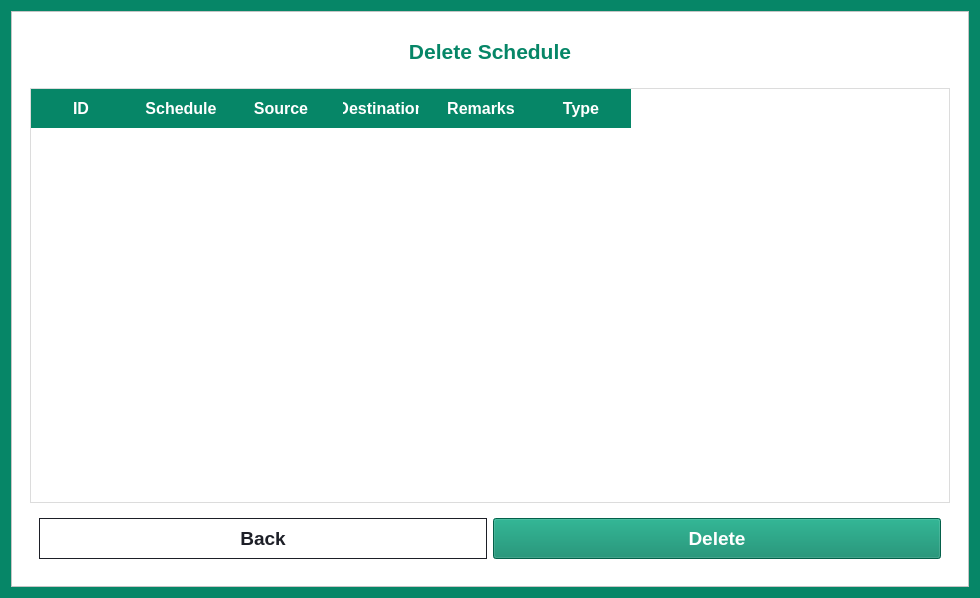
This is src/gui/dialog/delete_schedule_dialog.ui in HPE-Backup-and-Recovery-System/ResilioZ as Qt 5 draws it before an edit. The edited form follows.
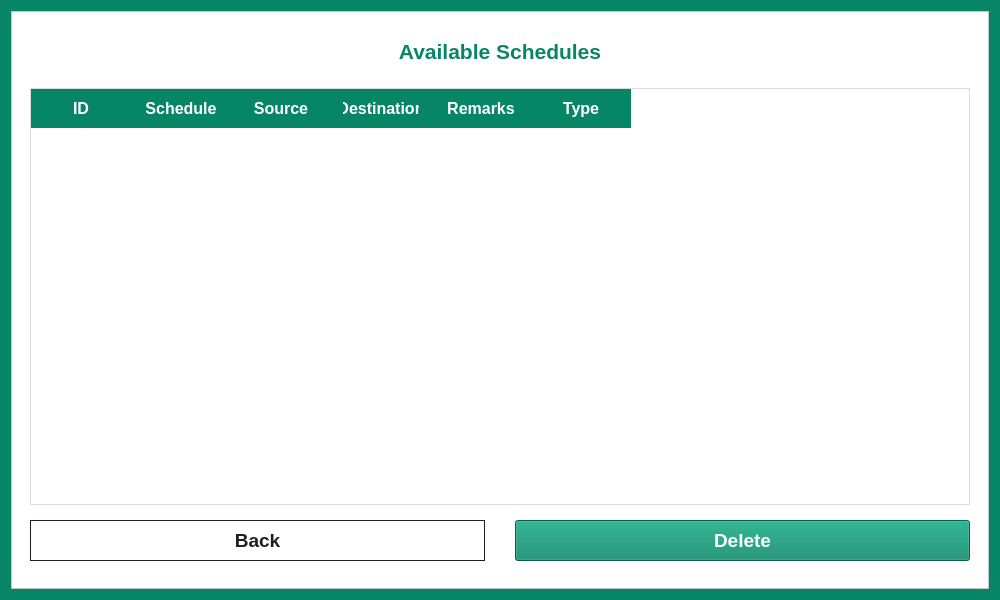
This is the edited form.

Patch:
```diff
--- a/src/gui/dialog/delete_schedule_dialog.ui
+++ b/src/gui/dialog/delete_schedule_dialog.ui
@@ -6,8 +6,8 @@
    <rect>
     <x>0</x>
     <y>0</y>
-    <width>980</width>
-    <height>598</height>
+    <width>1000</width>
+    <height>600</height>
    </rect>
   </property>
   <property name="windowTitle">
@@ -134,7 +134,7 @@
                </sizepolicy>
               </property>
               <property name="text">
-               <string>Delete Schedule</string>
+               <string>Available Schedules</string>
               </property>
               <property name="alignment">
                <set>Qt::AlignCenter</set>
@@ -276,6 +276,15 @@
             <enum>QFrame::Raised</enum>
            </property>
            <layout class="QHBoxLayout" name="horizontalLayout_3">
+            <property name="spacing">
+             <number>30</number>
+            </property>
+            <property name="leftMargin">
+             <number>0</number>
+            </property>
+            <property name="rightMargin">
+             <number>0</number>
+            </property>
             <item>
              <widget class="QPushButton" name="backButton">
               <property name="enabled">
```
